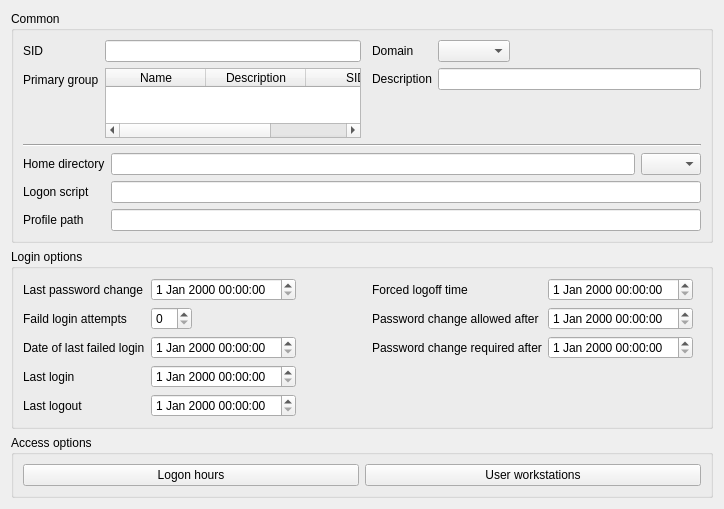
The window that agent/src/clacks/agent/data/templates/default/user-samba.ui (gonicus/clacks) describes before a commit, drawn with Qt 5.
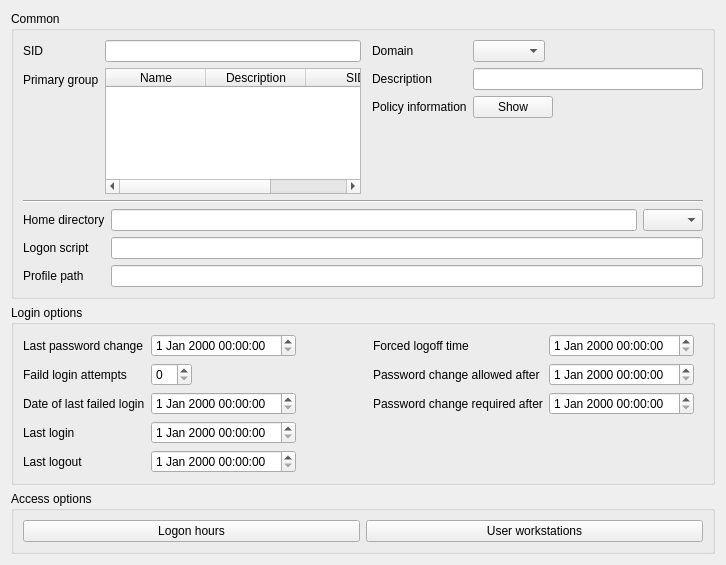
The same window after the commit. Icons and pictures are not drawn.

Commit message: Added a dummy method to user-samba.xml for testing

```diff
--- a/agent/src/clacks/agent/data/templates/default/user-samba.ui
+++ b/agent/src/clacks/agent/data/templates/default/user-samba.ui
@@ -6,8 +6,8 @@
    <rect>
     <x>0</x>
     <y>0</y>
-    <width>724</width>
-    <height>400</height>
+    <width>726</width>
+    <height>565</height>
    </rect>
   </property>
   <property name="windowTitle">
@@ -122,6 +122,23 @@
           <item row="1" column="1">
            <widget class="QLineEdit" name="descriptionEdit"/>
           </item>
+          <item row="2" column="0">
+           <widget class="QLabel" name="label">
+            <property name="text">
+             <string>Policy information</string>
+            </property>
+           </widget>
+          </item>
+          <item row="2" column="1">
+           <widget class="QPushButton" name="pushButton">
+            <property name="text">
+             <string>Show</string>
+            </property>
+            <property name="dialog" stdset="0">
+             <string>sambaDomainInfo</string>
+            </property>
+           </widget>
+          </item>
          </layout>
         </item>
        </layout>
```
Left out of the diff: 17 changed lines with no effect on the pictures. The commit also changes 1 other file.
